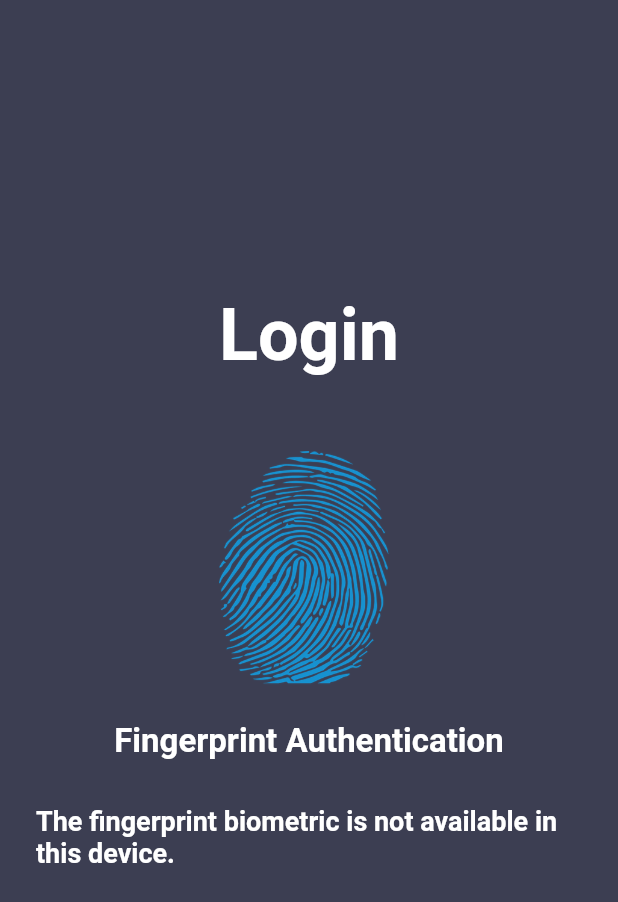
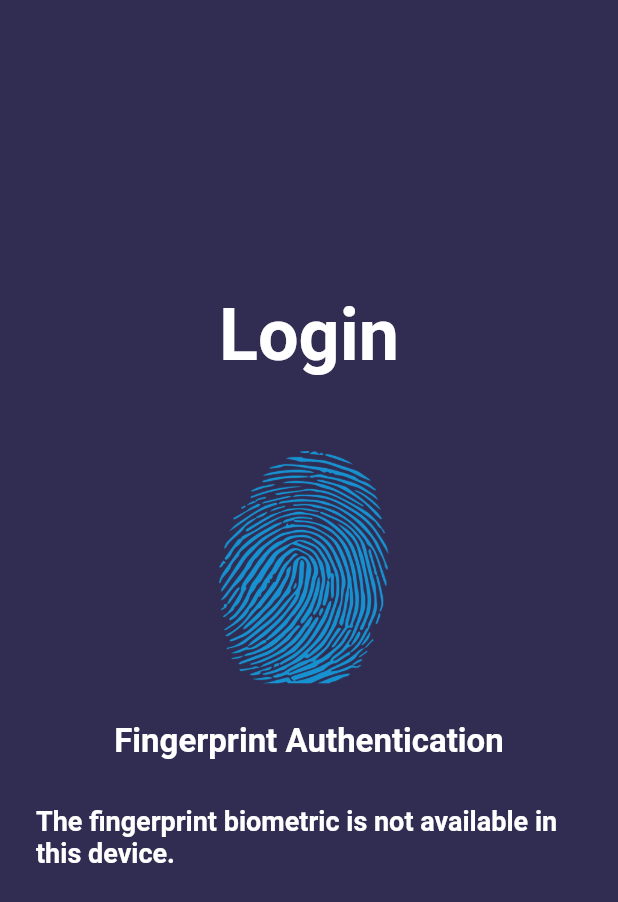
Before and after one commit to alisa-uthi/flutter-login-fingerprint, a Flutter app: the screen it shows after launch, on a phone screen of 412 x 824 dp. Shown: the top 902 px of the screen. Run offline on Flutter 3.47's test engine with Material 2 defaults, Android fonts, the phone set to English and light mode, and no system bars; our stand-ins replace local_auth, tuple.

Commit message:
style: change background and button color

```diff
--- a/lib/custom_btn.dart
+++ b/lib/custom_btn.dart
@@ -18,7 +18,7 @@ class CustomBtn extends StatelessWidget {
       child: RaisedButton(
         onPressed: onPressed,
         elevation: 0,
-        color: Color(0xFF04A5ED),
+        color: Color(0xFF719fb0),
         shape: RoundedRectangleBorder(
           borderRadius: BorderRadius.circular(30),
         ),
--- a/lib/main.dart
+++ b/lib/main.dart
@@ -13,7 +13,7 @@ class MyApp extends StatelessWidget {
       title: 'Login Fingerprint',
       debugShowCheckedModeBanner: false,
       theme: ThemeData(
-        scaffoldBackgroundColor: Color(0xFF3C3E52),
+        scaffoldBackgroundColor: Color(0xFF312c51),
         visualDensity: VisualDensity.adaptivePlatformDensity,
       ),
       home: LoginScreen(),
```
Also changed, not shown: lib/login_screen.dart (+1 -7 lines).
